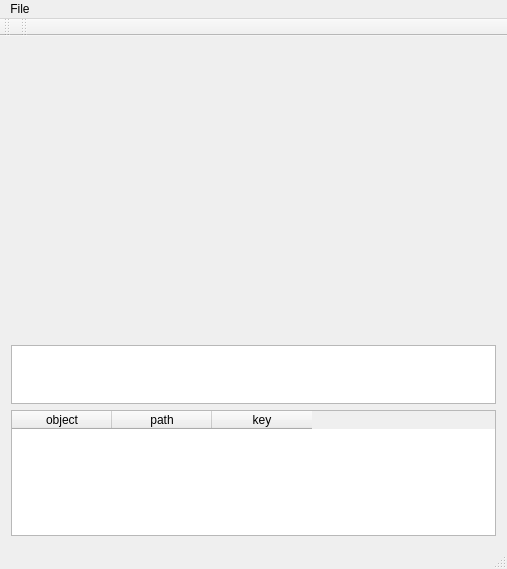
Old version of the form tools/MouseGestures/mousegestures.ui in the repository qreal/qreal.
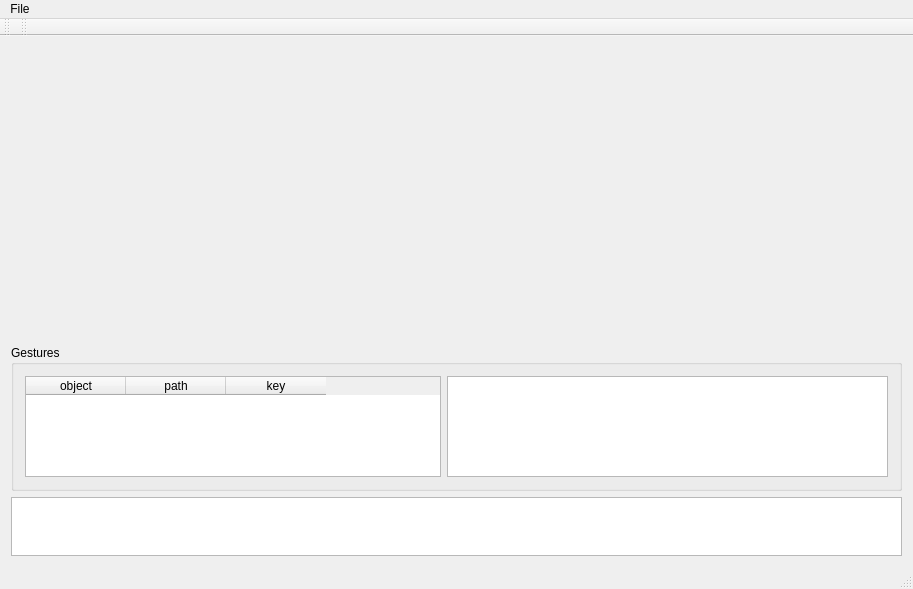
New version of the form.

Commit message: Add gestures animation

What changed in the file:
```diff
--- a/tools/MouseGestures/mousegestures.ui
+++ b/tools/MouseGestures/mousegestures.ui
@@ -6,7 +6,7 @@
    <rect>
     <x>0</x>
     <y>0</y>
-    <width>507</width>
+    <width>913</width>
     <height>569</height>
    </rect>
   </property>
@@ -35,20 +35,25 @@
      </spacer>
     </item>
     <item>
-     <widget class="QTextEdit" name="teObject">
-      <property name="maximumSize">
+     <widget class="QGroupBox" name="gbGestures">
+      <property name="minimumSize">
        <size>
-        <width>16777215</width>
-        <height>59</height>
+        <width>489</width>
+        <height>0</height>
        </size>
       </property>
-      <property name="readOnly">
-       <bool>true</bool>
+      <property name="title">
+       <string>Gestures</string>
       </property>
-     </widget>
-    </item>
+      <layout class="QHBoxLayout" name="horizontalLayout">
     <item>
      <widget class="QTableWidget" name="twObjectPathTable">
+         <property name="minimumSize">
+          <size>
+           <width>311</width>
+           <height>0</height>
+          </size>
+         </property>
       <property name="autoFillBackground">
        <bool>false</bool>
       </property>
@@ -69,6 +74,32 @@
       </column>
      </widget>
     </item>
+       <item>
+        <widget class="QGraphicsView" name="gvGesture">
+         <property name="minimumSize">
+          <size>
+           <width>441</width>
+           <height>101</height>
+          </size>
+         </property>
+        </widget>
+       </item>
+      </layout>
+     </widget>
+    </item>
+    <item>
+     <widget class="QTextEdit" name="teObject">
+      <property name="maximumSize">
+       <size>
+        <width>16777215</width>
+        <height>59</height>
+       </size>
+      </property>
+      <property name="readOnly">
+       <bool>true</bool>
+      </property>
+     </widget>
+    </item>
    </layout>
   </widget>
   <widget class="QMenuBar" name="menuBar">
@@ -76,7 +107,7 @@
     <rect>
      <x>0</x>
      <y>0</y>
-     <width>507</width>
+     <width>913</width>
      <height>20</height>
     </rect>
    </property>
```
Lines whose indentation alone changed are shown as unchanged. The commit also changes 12 other files.
